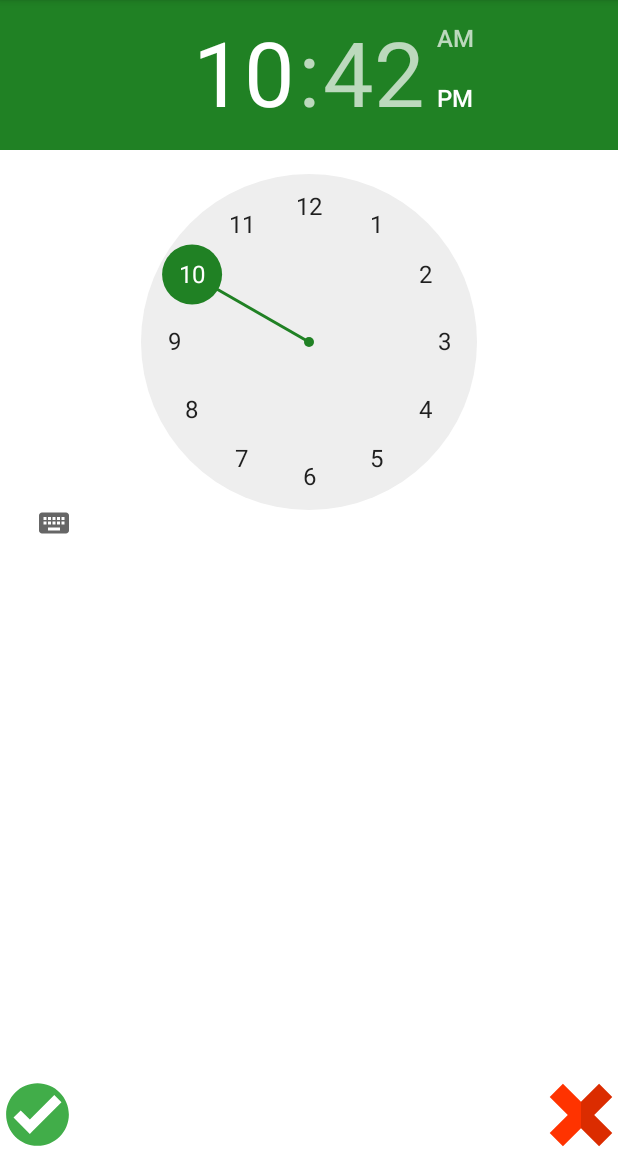
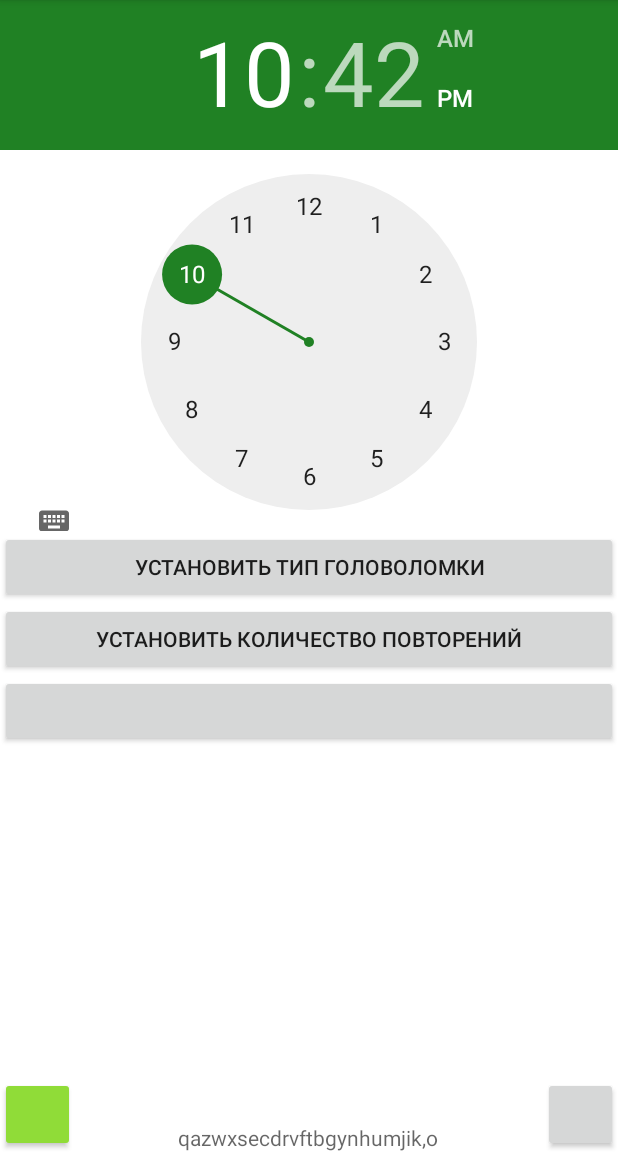
Before and after one commit to VafelX/Project, an Android app: the Alarm screen opened directly, with no data from a screen before it, on a phone screen of 412 x 824 dp, the part 84-1236 px from its top. Run offline under Robolectric (Android 15) with nearby library versions, the phone set to English and light mode, and no system bars.

Commit message:
first commit

```diff
--- a/app/src/main/AndroidManifest.xml
+++ b/app/src/main/AndroidManifest.xml
@@ -17,6 +17,7 @@
                 <category android:name="android.intent.category.LAUNCHER" />
             </intent-filter>
         </activity>
+        <receiver android:name=".AlarmReceiver"></receiver>
     </application>
 
 </manifest>
--- a/app/src/main/java/com/example/projectbeta/Alarm.java
+++ b/app/src/main/java/com/example/projectbeta/Alarm.java
@@ -1,32 +1,117 @@
 package com.example.projectbeta;
 
+import androidx.annotation.RequiresApi;
 import androidx.appcompat.app.AppCompatActivity;
+import androidx.appcompat.widget.AppCompatButton;
 
+import android.app.AlarmManager;
+import android.app.PendingIntent;
 import android.content.Intent;
+import android.media.MediaPlayer;
+import android.os.Build;
 import android.os.Bundle;
 import android.view.View;
 import android.widget.ImageButton;
+import android.widget.TextView;
+import android.widget.TimePicker;
+
+import java.util.Calendar;
 
 public class Alarm extends AppCompatActivity {
 
-    private ImageButton imgbtn_on, imgbtn_off;
+    private AppCompatButton imgbtn_on, imgbtn_off;
+    MediaPlayer mediaPlayer;
+    AlarmManager alarmManager;
+    TimePicker timePicker;
+    TextView tv_update;
+    PendingIntent pendingIntent;
 
     @Override
     protected void onCreate(Bundle savedInstanceState) {
         super.onCreate(savedInstanceState);
         setContentView(R.layout.activity_alarm);
+        timePicker = (TimePicker) findViewById(R.id.timepecker);
+        tv_update = findViewById(R.id.tv_update);
+        alarmManager = (AlarmManager) getSystemService(ALARM_SERVICE);
 
         imgbtn_off = findViewById(R.id.btn_off);
         imgbtn_off.setOnClickListener(new View.OnClickListener() {
             @Override
             public void onClick(View v) {
 
-                Intent i = new Intent( Alarm.this, MainActivity.class);
+                Intent i = new Intent(Alarm.this, MainActivity.class);
                 startActivity(i);
             }
         });
 
+        Intent my_intent = new Intent(getApplicationContext(), AlarmReceiver.class);
 
+        final Calendar calendar = Calendar.getInstance();
         imgbtn_on = findViewById(R.id.btn_on);
+        imgbtn_on.setOnClickListener(new View.OnClickListener() {
+            @RequiresApi(api = Build.VERSION_CODES.M)
+            @Override
+            public void onClick(View v) {
+                calendar.set(Calendar.HOUR_OF_DAY, timePicker.getHour());
+                calendar.set(Calendar.MINUTE, timePicker.getMinute());
+
+                int hour = timePicker.getHour();
+                int min = timePicker.getMinute();
+
+                String hour_string = String.valueOf(hour);
+                String min_string = String.valueOf(min);
+
+                if (hour > 12) {
+                    hour_string = String.valueOf(hour - 12);
+                }
+                if (min < 10) {
+                    min_string = "0" + String.valueOf(min);
+                }
+
+                setTimeText("Будильник поставлен на " + hour_string + ":" + min_string);
+
+                pendingIntent = PendingIntent.getBroadcast(Alarm.this, 0, my_intent, PendingIntent.FLAG_UPDATE_CURRENT);
+
+                alarmManager.set(AlarmManager.RTC_WAKEUP, calendar.getTimeInMillis(), pendingIntent);
+
+            }
+        });
+
+    }
+
+    private void setTimeText(String s) {
+        tv_update.setText(s);
+
+    }
+
+    public void play(View v) {
+        if (mediaPlayer == null) {
+            mediaPlayer = MediaPlayer.create(this, R.raw.daydream);
+            mediaPlayer.setOnCompletionListener(new MediaPlayer.OnCompletionListener() {
+                @Override
+                public void onCompletion(MediaPlayer mp) {
+                    stopPlayer();
+                }
+            });
+        }
+
+        mediaPlayer.start();
+    }
+
+    public void stop(View v) {
+        stopPlayer();
+    }
+
+    public void stopPlayer() {
+        if (mediaPlayer != null) {
+            mediaPlayer.release();
+            mediaPlayer = null;
+        }
+    }
+
+    @Override
+    protected void onStop() {
+        super.onStop();
+        stopPlayer();
     }
 }
--- a/app/src/main/res/layout/activity_alarm.xml
+++ b/app/src/main/res/layout/activity_alarm.xml
@@ -1,50 +1,91 @@
 <?xml version="1.0" encoding="utf-8"?>
 <LinearLayout xmlns:android="http://schemas.android.com/apk/res/android"
+    xmlns:tools="http://schemas.android.com/tools"
     android:layout_width="match_parent"
     android:layout_height="match_parent"
     xmlns:app="http://schemas.android.com/apk/res-auto"
     android:orientation="vertical">
 
-    <androidx.constraintlayout.widget.ConstraintLayout
+<androidx.constraintlayout.widget.ConstraintLayout
         android:layout_width="match_parent"
         android:layout_height="0dp"
-        android:layout_weight="0.87">
+        android:layout_weight="1.5">
+
     <TimePicker
         android:id="@+id/timepecker"
         android:layout_width="match_parent"
         android:layout_height="match_parent"/>
-    </androidx.constraintlayout.widget.ConstraintLayout>
+</androidx.constraintlayout.widget.ConstraintLayout>
 
-    <androidx.constraintlayout.widget.ConstraintLayout
+
+
+
+<LinearLayout
         android:layout_width="match_parent"
         android:layout_height="0dp"
-        android:layout_weight="1"
-        android:orientation="horizontal">
-        <ImageButton
+        android:layout_weight="1.5"
+        android:orientation="vertical">
+
+
+    <androidx.appcompat.widget.AppCompatButton
+        android:id="@+id/btn_typeGl"
+        android:layout_width="match_parent"
+        android:layout_height="wrap_content"
+        android:layout_gravity="center"
+        android:text="Установить тип головоломки" />
+
+    <androidx.appcompat.widget.AppCompatButton
+        android:layout_width="match_parent"
+        android:layout_height="wrap_content"
+        android:text="Установить количество повторений"
+        app:layout_constraintTop_toBottomOf="@id/btn_typeGl" />
+
+        <androidx.appcompat.widget.AppCompatButton
+            android:layout_width="match_parent"
+            android:layout_height="wrap_content"
+            android:text=""
+            tools:ignore="MissingConstraints" />
+</LinearLayout>
+
+
+
+
+
+<FrameLayout
+            android:layout_width="match_parent"
+            android:layout_height="0dp"
+            android:layout_weight="0.25">
+
+
+        <androidx.appcompat.widget.AppCompatButton
             android:id="@+id/btn_off"
             android:layout_width="50dp"
             android:layout_height="50dp"
             app:layout_constraintBottom_toBottomOf="parent"
             app:layout_constraintRight_toRightOf="parent"
-            android:src="@drawable/ic_krest"
-            android:backgroundTint="@color/white"
+            android:layout_gravity="bottom|right"/>
 
-            />
 
-        <ImageButton
+        <androidx.appcompat.widget.AppCompatButton
             android:id="@+id/btn_on"
             android:layout_width="50dp"
             android:layout_height="50dp"
+            android:layout_gravity="bottom|left"
+            android:backgroundTint="@color/green"
+            android:src="@drawable/ic_galka"
             app:layout_constraintBottom_toBottomOf="parent"
             app:layout_constraintLeft_toLeftOf="parent"
-            android:src="@drawable/ic_galka"
-            android:backgroundTint="@color/white"/>
+            android:onClick="play"/>
 
+        <TextView
+            android:id="@+id/tv_update"
+            android:layout_width="wrap_content"
+            android:layout_height="wrap_content"
+            android:layout_gravity="center|bottom"
+            android:hint="qazwxsecdrvftbgynhumjik,o"/>
 
+</FrameLayout>
 
-
-
-    </androidx.constraintlayout.widget.ConstraintLayout>
 
 
 
--- a/app/src/main/res/values/colors.xml
+++ b/app/src/main/res/values/colors.xml
@@ -1,6 +1,7 @@
 <?xml version="1.0" encoding="utf-8"?>
 <resources>
     <color name="purple_200">#8BC34A</color>
+    <color name="green">#90DC38</color>
     <color name="purple_500">#4CAF50</color>
     <color name="purple_700">#3e978b</color>
     <color name="teal_200">#208124</color>
--- a/app/src/main/res/values/strings.xml
+++ b/app/src/main/res/values/strings.xml
@@ -1,3 +1,5 @@
 <resources>
     <string name="app_name">ProjectBeta</string>
+    <!-- TODO: Remove or change this placeholder text -->
+    <string name="hello_blank_fragment">Hello blank fragment</string>
 </resources>
```
Also changed, not shown: app/src/main/java/com/example/projectbeta/AlarmReceiver.java (+10 -1 lines), app/src/main/java/com/example/projectbeta/fragments/FragmentTypeGl.java (+2 -47 lines), app/src/main/res/layout/fragment_type_gl.xml (+8 -5 lines), 1 other file.
